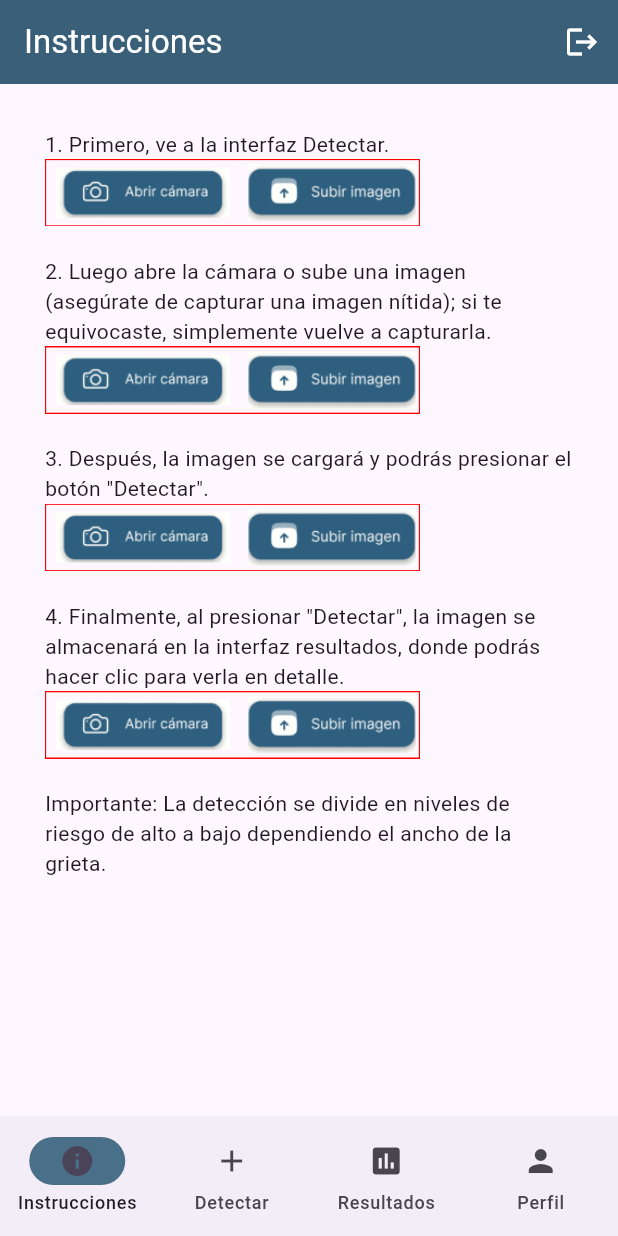
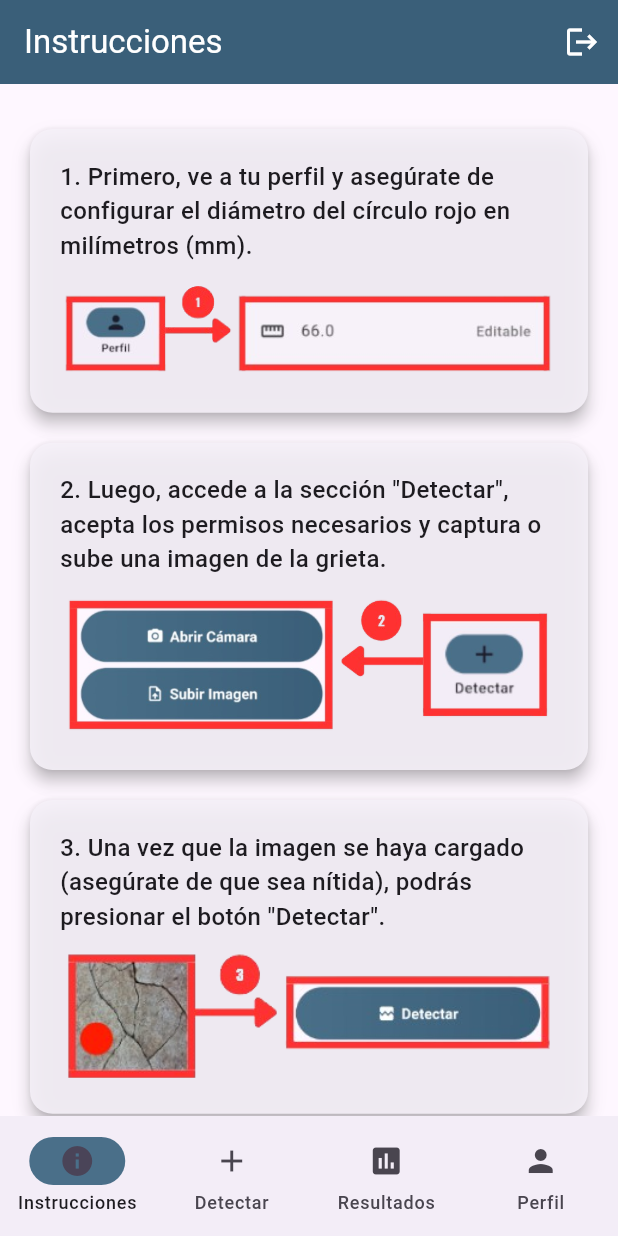
Before and after one commit to josmeleli/crack_detection_app, a Flutter app: the screen it shows once a user with an empty profile is signed in, on a phone screen of 412 x 824 dp. Run offline on Flutter 3.47's test engine with Material 3 defaults, Android fonts, the phone set to English and light mode, and no system bars; our stand-ins replace cloud_firestore, firebase_auth, firebase_core, firebase_storage, fluttertoast, geocoding and 4 more; accounts and stored records are empty.

Commit message:
software al 100%

```diff
--- a/lib/pages/detection_page.dart
+++ b/lib/pages/detection_page.dart
@@ -96,7 +96,7 @@ class DetectionPageState extends State<DetectionPage> {
 
               // Prepara la imagen para el envío
               var request = http.MultipartRequest(
-                  'POST', Uri.parse('https://web-production-a215.up.railway.app/predict/'));
+                  'POST', Uri.parse('http://10.0.2.2:8000/predict/'));
 
               request.files
                   .add(await http.MultipartFile.fromPath('file', _image!.path));
@@ -245,7 +245,7 @@ class DetectionPageState extends State<DetectionPage> {
   Future<bool> _classifyImage(XFile image) async {
     try {
       var request = http.MultipartRequest(
-          'POST', Uri.parse('https://web-production-a215.up.railway.app/classify/'));
+          'POST', Uri.parse('http://10.0.2.2:8000/classify/'));
 
       request.files.add(await http.MultipartFile.fromPath('file', image.path));
 
@@ -309,7 +309,7 @@ class DetectionPageState extends State<DetectionPage> {
   Future<int?> _detectCircleDiameter(XFile image) async {
     try {
       var request = http.MultipartRequest(
-          'POST', Uri.parse('https://web-production-a215.up.railway.app/detectar-circulos/'));
+          'POST', Uri.parse('http://10.0.2.2:8000/detectar-circulos/'));
 
       request.files.add(await http.MultipartFile.fromPath('file', image.path));
 
@@ -411,7 +411,7 @@ class DetectionPageState extends State<DetectionPage> {
                       child: Container(
                         width: containerWidth,
                         height: containerWidth,
-                        color: const Color(0xFFF4F4F4),
+                        color: Colors.grey.withOpacity(0.1),
                         child: _image == null
                             ? const Center(child: Text('Imagen aquí'))
                             : Image.file(
--- a/lib/pages/info_page.dart
+++ b/lib/pages/info_page.dart
@@ -1,4 +1,5 @@
 import 'package:flutter/material.dart';
+import 'package:flutter_application_1/utils/color.dart';
 import 'package:flutter_application_1/widgets/appbar_widget.dart';
 
 class InfoPage extends StatelessWidget {
@@ -6,35 +7,46 @@ class InfoPage extends StatelessWidget {
 
   @override
   Widget build(BuildContext context) {
-    return const Scaffold(
-      appBar: CustomAppBar(
+    return Scaffold(
+      appBar: const CustomAppBar(
         title: 'Instrucciones',
       ),
       body: SingleChildScrollView(
         child: Center(
           child: Padding(
-            padding: EdgeInsets.all(30),
+            padding: const EdgeInsets.all(20),
             child: Column(
               crossAxisAlignment: CrossAxisAlignment.start,
-              mainAxisAlignment: MainAxisAlignment.center,
               children: [
-                Text('1. Primero, ve a la interfaz Detectar.'),
-                Image(image: AssetImage('assets/images/info2.png'), width: 250,),
-                SizedBox(height: 20),
-
-                Text('2. Luego abre la cámara o sube una imagen (asegúrate de capturar una imagen nítida); si te equivocaste, simplemente vuelve a capturarla.'),
-                Image(image: AssetImage('assets/images/info2.png'), width: 250,),
-                SizedBox(height: 20),
-
-                Text('3. Después, la imagen se cargará y podrás presionar el botón "Detectar".'),
-                Image(image: AssetImage('assets/images/info2.png'), width: 250,),
-                SizedBox(height: 20),
-                Text('4. Finalmente, al presionar "Detectar", la imagen se almacenará en la interfaz resultados, donde podrás hacer clic para verla en detalle.'),
-                Image(image: AssetImage('assets/images/info2.png'), width: 250,),
-                SizedBox(height: 20),
-                Text('Importante: La detección se divide en niveles de riesgo de alto a bajo dependiendo el ancho de la grieta.'),
-
-
+                _buildStepCard(
+                  context,
+                  '1. Primero, ve a tu perfil y asegúrate de configurar el diámetro del círculo rojo en milímetros (mm).',
+                  'assets/images/paso-1-bg.png',
+                ),
+                _buildStepCard(
+                  context,
+                  '2. Luego, accede a la sección "Detectar", acepta los permisos necesarios y captura o sube una imagen de la grieta.',
+                  'assets/images/paso-2-bg.png',
+                ),
+                _buildStepCard(
+                  context,
+                  '3. Una vez que la imagen se haya cargado (asegúrate de que sea nítida), podrás presionar el botón "Detectar".',
+                  'assets/images/paso-3-bg.png',
+                ),
+                _buildStepCard(
+                  context,
+                  '4. Finalmente, los detalles del riesgo de la grieta se guardarán en la sección de resultados.',
+                  'assets/images/paso-4-bg.png',
+                ),
+                const SizedBox(height: 20),
+                Text(
+                  'Importante: La detección se clasifica en niveles de riesgo, de alto a bajo, según el ancho de la grieta en milímetros (mm).',
+                  style: TextStyle(
+                    fontSize: 16,
+                    fontWeight: FontWeight.bold,
+                    color: riskHighColor,
+                  ),
+                ),
               ],
             ),
           ),
@@ -42,4 +54,51 @@ class InfoPage extends StatelessWidget {
       ),
     );
   }
+
+  Widget _buildStepCard(BuildContext context, String text, String imagePath) {
+    return Card(
+      elevation: 4,
+      shape: RoundedRectangleBorder(
+        borderRadius: BorderRadius.circular(15),
+      ),
+      margin: const EdgeInsets.symmetric(vertical: 10),
+      child: Container(
+        decoration: BoxDecoration(
+          borderRadius: BorderRadius.circular(15),
+          boxShadow: [
+            BoxShadow(
+              color: Colors.grey.withOpacity(0.1),
+              spreadRadius: 1,
+              blurRadius: 12,
+              offset: const Offset(0, 6),
+            ),
+          ],
+        ),
+        child: Padding(
+          padding: const EdgeInsets.all(20),
+          child: Column(
+            crossAxisAlignment: CrossAxisAlignment.start,
+            children: [
+              Text(
+                text,
+                style: const TextStyle(
+                  fontSize: 16,
+                  fontWeight: FontWeight.w500,
+                ),
+              ),
+              const SizedBox(height: 10),
+              ClipRRect(
+                borderRadius: BorderRadius.circular(15),
+                child: Image.asset(
+                  imagePath,
+                  width: double.infinity,
+                  fit: BoxFit.cover,
+                ),
+              ),
+            ],
+          ),
+        ),
+      ),
+    );
+  }
 }
--- a/pubspec.yaml
+++ b/pubspec.yaml
@@ -75,7 +75,11 @@ flutter:
 
   assets:
     - assets/images/logo.png
-    - assets/images/info2.png
+    - assets/images/paso-1-bg.png
+    - assets/images/paso-2-bg.png
+    - assets/images/paso-3-bg.png
+    - assets/images/paso-4-bg.png
+    - assets/images/importante-bg.png
 
   # To add assets to your application, add an assets section, like this:
   # assets:
```
Also changed, not shown: assets/images/importante-bg.png (added), assets/images/info2.png (deleted), assets/images/paso-1-bg.png (added), assets/images/paso-2-bg.png (added), assets/images/paso-3-bg.png (added), assets/images/paso-4-bg.png (added).
